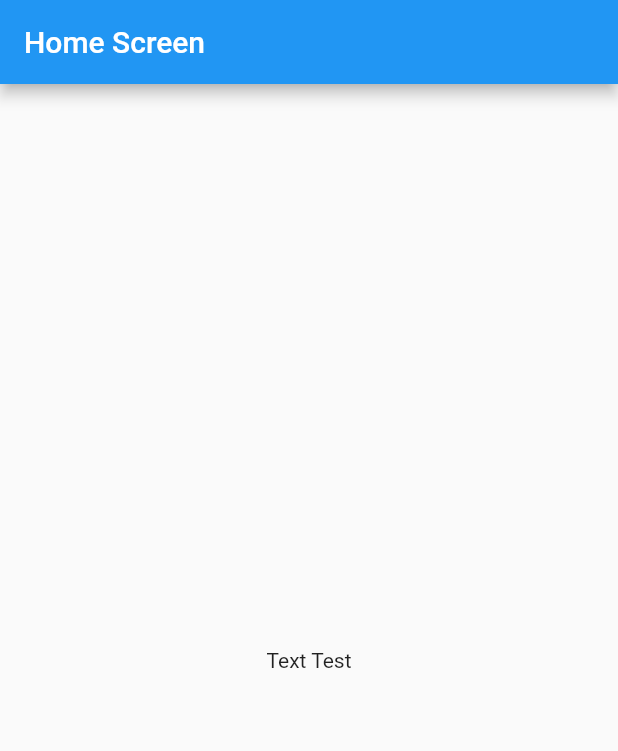
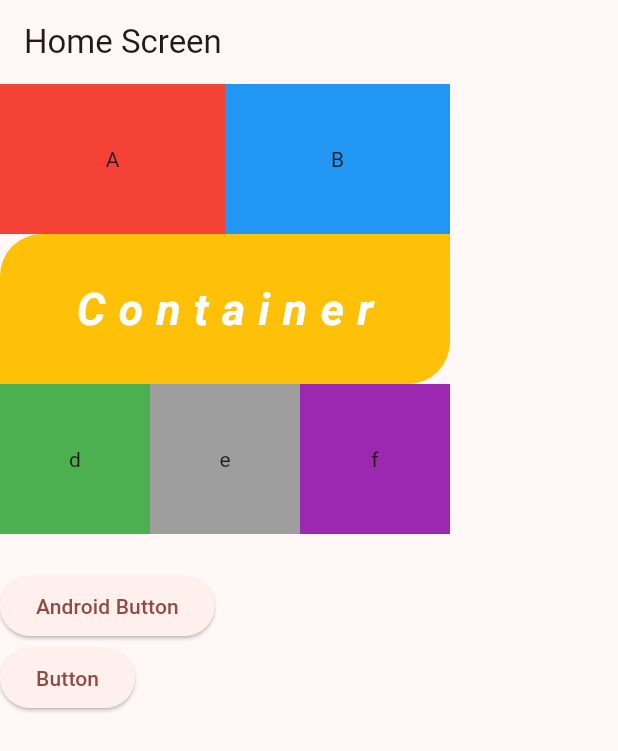
Before and after one commit to saypadith/flutter_master_g11, a Flutter app: the screen it shows after launch, on a phone screen of 412 x 824 dp. Shown: the top 751 px of the screen. Run offline on Flutter 3.47's test engine with Material 2 defaults, Android fonts, the phone set to English and light mode, and no system bars.

Commit message:
add container and button

```diff
--- a/lib/home_screen.dart
+++ b/lib/home_screen.dart
@@ -1,3 +1,6 @@
+import 'dart:io';
+
+import 'package:flutter/cupertino.dart';
 import 'package:flutter/material.dart';
 
 class HomeScreen extends StatelessWidget {
@@ -9,8 +12,80 @@ class HomeScreen extends StatelessWidget {
       appBar: AppBar(
         title: const Text("Home Screen"),
       ),
-      body: const Center(
-        child: Text("Text Test"),
+      body: Column(
+        crossAxisAlignment: CrossAxisAlignment.start,
+        children: [
+          Row(
+            children: [
+              Container(
+                width: 150,
+                height: 100,
+                color: Colors.red,
+                child: const Center(child: Text("A")),
+              ),
+              Container(
+                width: 150,
+                height: 100,
+                color: Colors.blue,
+                child: const Center(child: Text("B")),
+              ),
+            ],
+          ),
+          Container(
+            width: 300,
+            height: 100,
+            decoration: const BoxDecoration(
+                borderRadius: BorderRadius.only(
+                    topLeft: Radius.circular(28),
+                    bottomRight: Radius.circular(28)),
+                color: Colors.amber),
+            child: const Center(
+                child: Text("Container",
+                    style: TextStyle(
+                        fontSize: 30,
+                        letterSpacing: 8.6,
+                        fontStyle: FontStyle.italic,
+                        fontWeight: FontWeight.bold,
+                        color: Colors.white))),
+          ),
+          Row(
+            children: [
+              Container(
+                width: 100,
+                height: 100,
+                color: Colors.green,
+                child: const Center(child: Text("d")),
+              ),
+              Container(
+                width: 100,
+                height: 100,
+                color: Colors.grey,
+                child: const Center(child: Text("e")),
+              ),
+              Container(
+                width: 100,
+                height: 100,
+                color: Colors.purple,
+                child: const Center(child: Text("f")),
+              ),
+            ],
+          ),
+          SizedBox(height: 24),
+          // check the platform to create the right button
+          Platform.isIOS
+              ? CupertinoButton(
+                  onPressed: () {},
+                  child: const Text("iOS Button"),
+                )
+              : ElevatedButton(
+                  onPressed: () {},
+                  child: const Text("Android Button"),
+                ),
+          ElevatedButton(
+            onPressed: () {},
+            child: const Text("Button"),
+          )
+        ],
       ),
     );
   }
--- a/lib/main.dart
+++ b/lib/main.dart
@@ -14,7 +14,8 @@ class MyApp extends StatelessWidget {
         title: 'Master G10 - Flutter',
         debugShowCheckedModeBanner: false,
         theme: ThemeData(
-          primarySwatch: Colors.blue,
+          useMaterial3: true,
+          colorSchemeSeed: Colors.red,
         ),
         home: HomeScreen());
   }
```
